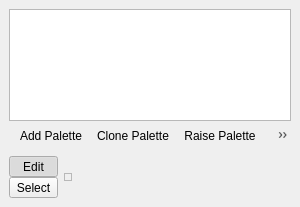
This is src/gui-qt/metasprite/metasprite/palettesdock.ui in undisbeliever/untech-editor as Qt 5 draws it before an edit. The edited form follows.
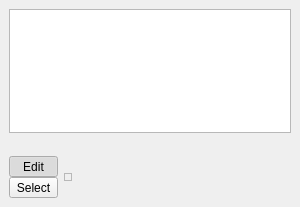
This is the edited form. Icons and pictures are not drawn.

Commit message: Refactor ListActions and MultiListActions to new accessor design

Patch:
```diff
--- a/src/gui-qt/metasprite/metasprite/palettesdock.ui
+++ b/src/gui-qt/metasprite/metasprite/palettesdock.ui
@@ -60,11 +60,6 @@
       <property name="floatable">
        <bool>false</bool>
       </property>
-      <addaction name="action_Add"/>
-      <addaction name="action_Clone"/>
-      <addaction name="action_Raise"/>
-      <addaction name="action_Lower"/>
-      <addaction name="action_Remove"/>
      </widget>
     </item>
     <item>
@@ -170,51 +165,6 @@
     </item>
    </layout>
   </widget>
-  <action name="action_Add">
-   <property name="icon">
-    <iconset resource="../../../../resources/resources.qrc">
-     <normaloff>:/icons/add.svg</normaloff>:/icons/add.svg</iconset>
-   </property>
-   <property name="text">
-    <string>Add Palette</string>
-   </property>
-  </action>
-  <action name="action_Clone">
-   <property name="icon">
-    <iconset resource="../../../../resources/resources.qrc">
-     <normaloff>:/icons/clone.svg</normaloff>:/icons/clone.svg</iconset>
-   </property>
-   <property name="text">
-    <string>Clone Palette</string>
-   </property>
-  </action>
-  <action name="action_Raise">
-   <property name="icon">
-    <iconset resource="../../../../resources/resources.qrc">
-     <normaloff>:/icons/raise.svg</normaloff>:/icons/raise.svg</iconset>
-   </property>
-   <property name="text">
-    <string>Raise Palette</string>
-   </property>
-  </action>
-  <action name="action_Lower">
-   <property name="icon">
-    <iconset resource="../../../../resources/resources.qrc">
-     <normaloff>:/icons/lower.svg</normaloff>:/icons/lower.svg</iconset>
-   </property>
-   <property name="text">
-    <string>Lower Palette</string>
-   </property>
-  </action>
-  <action name="action_Remove">
-   <property name="icon">
-    <iconset resource="../../../../resources/resources.qrc">
-     <normaloff>:/icons/remove.svg</normaloff>:/icons/remove.svg</iconset>
-   </property>
-   <property name="text">
-    <string>Remove Palette</string>
-   </property>
-  </action>
  </widget>
  <resources>
   <include location="../../../../resources/resources.qrc"/>
```
Left out of the diff: 4 changed lines with no effect on the pictures. The commit also changes 15 other files.
